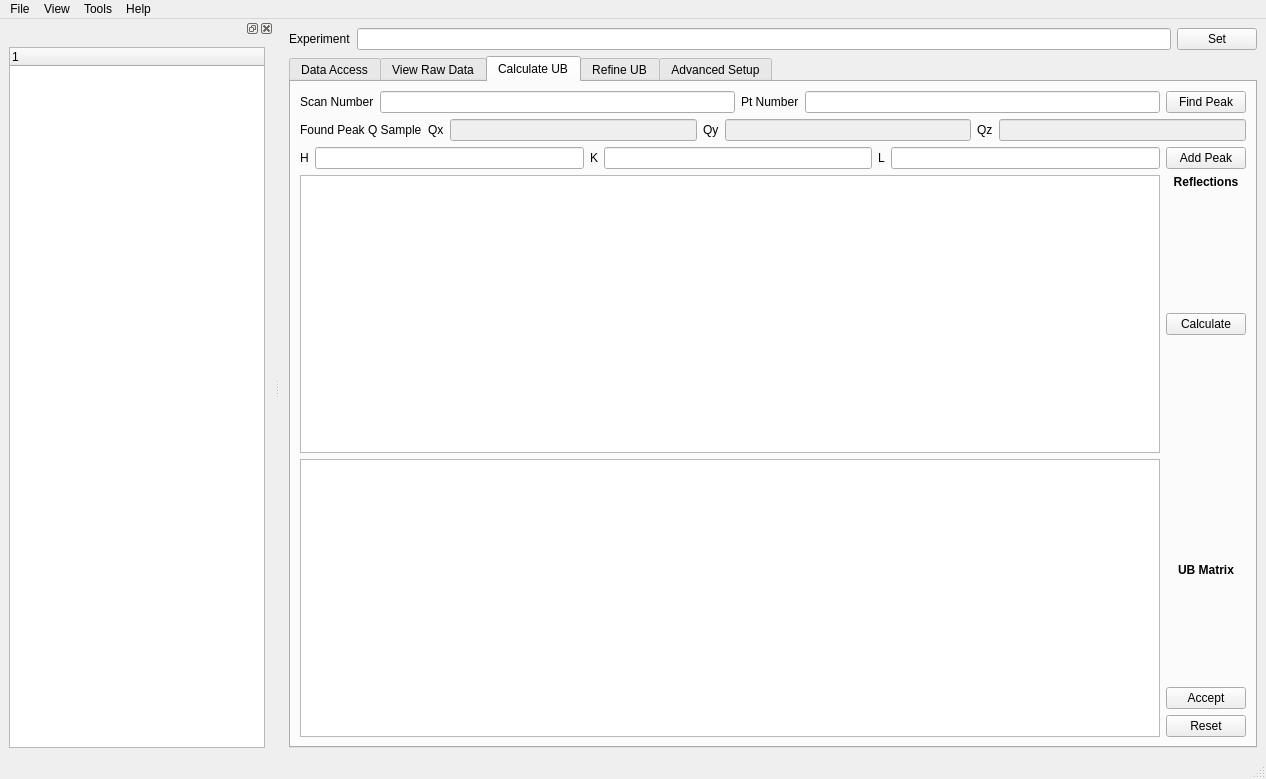
Old version of the form Code/Mantid/scripts/HFIR_4Circle_Reduction/MainWindow.ui in the repository mantidproject/mantid.
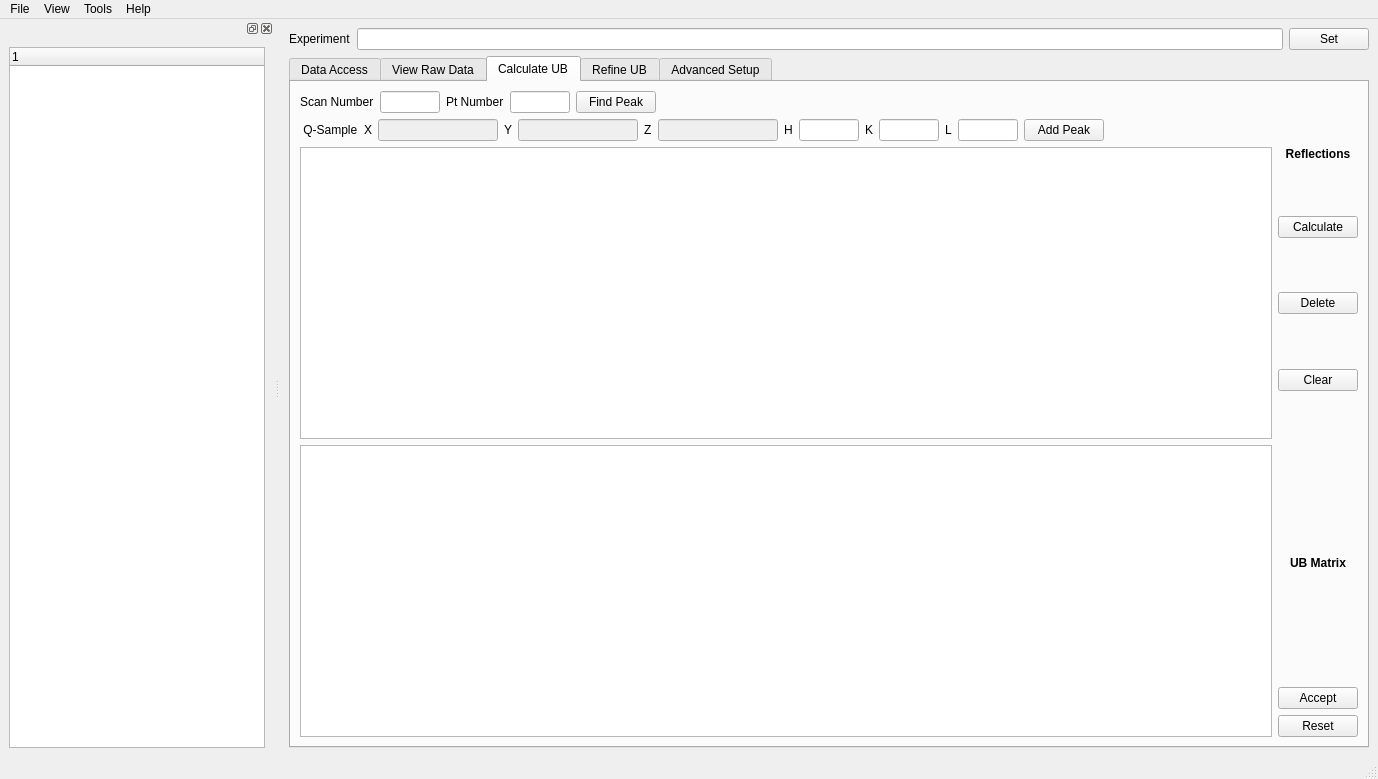
New version of the form. The open tabs and pages were chosen to show the change. Custom widgets are drawn as their Qt base class.

Patch:
```diff
--- a/Code/Mantid/scripts/HFIR_4Circle_Reduction/MainWindow.ui
+++ b/Code/Mantid/scripts/HFIR_4Circle_Reduction/MainWindow.ui
@@ -6,7 +6,7 @@
    <rect>
     <x>0</x>
     <y>0</y>
-    <width>1266</width>
+    <width>1378</width>
     <height>779</height>
    </rect>
   </property>
@@ -619,7 +619,20 @@
                  </widget>
                 </item>
                 <item>
-                 <widget class="QLineEdit" name="lineEdit_scanNumber"/>
+                 <widget class="QLineEdit" name="lineEdit_scanNumber">
+                  <property name="sizePolicy">
+                   <sizepolicy hsizetype="Preferred" vsizetype="Fixed">
+                    <horstretch>0</horstretch>
+                    <verstretch>0</verstretch>
+                   </sizepolicy>
+                  </property>
+                  <property name="maximumSize">
+                   <size>
+                    <width>60</width>
+                    <height>16777215</height>
+                   </size>
+                  </property>
+                 </widget>
                 </item>
                 <item>
                  <widget class="QLabel" name="label_PtNo">
@@ -629,7 +642,20 @@
                  </widget>
                 </item>
                 <item>
-                 <widget class="QLineEdit" name="lineEdit_ptNumber"/>
+                 <widget class="QLineEdit" name="lineEdit_ptNumber">
+                  <property name="sizePolicy">
+                   <sizepolicy hsizetype="Preferred" vsizetype="Fixed">
+                    <horstretch>0</horstretch>
+                    <verstretch>0</verstretch>
+                   </sizepolicy>
+                  </property>
+                  <property name="maximumSize">
+                   <size>
+                    <width>60</width>
+                    <height>16777215</height>
+                   </size>
+                  </property>
+                 </widget>
                 </item>
                 <item>
                  <widget class="QPushButton" name="pushButton_findPeak">
@@ -638,21 +664,37 @@
                   </property>
                  </widget>
                 </item>
+                <item>
+                 <spacer name="horizontalSpacer_8">
+                  <property name="orientation">
+                   <enum>Qt::Horizontal</enum>
+                  </property>
+                  <property name="sizeHint" stdset="0">
+                   <size>
+                    <width>40</width>
+                    <height>20</height>
+                   </size>
+                  </property>
+                 </spacer>
+                </item>
                </layout>
               </item>
               <item>
-               <layout class="QHBoxLayout" name="horizontalLayout_10">
+               <layout class="QHBoxLayout" name="horizontalLayout_10"/>
+              </item>
+              <item>
+               <layout class="QHBoxLayout" name="horizontalLayout_12">
                 <item>
                  <widget class="QLabel" name="label_7">
                   <property name="text">
-                   <string>Found Peak Q Sample</string>
+                   <string> Q-Sample</string>
                   </property>
                  </widget>
                 </item>
                 <item>
                  <widget class="QLabel" name="label_8">
                   <property name="text">
-                   <string>Qx</string>
+                   <string>X</string>
                   </property>
                  </widget>
                 </item>
@@ -661,12 +703,18 @@
                   <property name="enabled">
                    <bool>false</bool>
                   </property>
+                  <property name="maximumSize">
+                   <size>
+                    <width>120</width>
+                    <height>16777215</height>
+                   </size>
+                  </property>
                  </widget>
                 </item>
                 <item>
                  <widget class="QLabel" name="label_9">
                   <property name="text">
-                   <string>Qy</string>
+                   <string>Y</string>
                   </property>
                  </widget>
                 </item>
@@ -675,12 +723,18 @@
                   <property name="enabled">
                    <bool>false</bool>
                   </property>
+                  <property name="maximumSize">
+                   <size>
+                    <width>120</width>
+                    <height>16777215</height>
+                   </size>
+                  </property>
                  </widget>
                 </item>
                 <item>
                  <widget class="QLabel" name="label_10">
                   <property name="text">
-                   <string>Qz</string>
+                   <string>Z</string>
                   </property>
                  </widget>
                 </item>
@@ -689,12 +743,14 @@
                   <property name="enabled">
                    <bool>false</bool>
                   </property>
+                  <property name="maximumSize">
+                   <size>
+                    <width>120</width>
+                    <height>16777215</height>
+                   </size>
+                  </property>
                  </widget>
                 </item>
-               </layout>
-              </item>
-              <item>
-               <layout class="QHBoxLayout" name="horizontalLayout_12">
                 <item>
                  <widget class="QLabel" name="label_12">
                   <property name="text">
@@ -703,7 +759,14 @@
                  </widget>
                 </item>
                 <item>
-                 <widget class="QLineEdit" name="lineEdit_H"/>
+                 <widget class="QLineEdit" name="lineEdit_H">
+                  <property name="maximumSize">
+                   <size>
+                    <width>60</width>
+                    <height>40</height>
+                   </size>
+                  </property>
+                 </widget>
                 </item>
                 <item>
                  <widget class="QLabel" name="label_11">
@@ -713,7 +776,14 @@
                  </widget>
                 </item>
                 <item>
-                 <widget class="QLineEdit" name="lineEdit_K"/>
+                 <widget class="QLineEdit" name="lineEdit_K">
+                  <property name="maximumSize">
+                   <size>
+                    <width>60</width>
+                    <height>16777215</height>
+                   </size>
+                  </property>
+                 </widget>
                 </item>
                 <item>
                  <widget class="QLabel" name="label_6">
@@ -723,7 +793,14 @@
                  </widget>
                 </item>
                 <item>
-                 <widget class="QLineEdit" name="lineEdit_L"/>
+                 <widget class="QLineEdit" name="lineEdit_L">
+                  <property name="maximumSize">
+                   <size>
+                    <width>60</width>
+                    <height>16777215</height>
+                   </size>
+                  </property>
+                 </widget>
                 </item>
                 <item>
                  <widget class="QPushButton" name="pushButton_addPeakToCalUB">
@@ -732,6 +809,19 @@
                   </property>
                  </widget>
                 </item>
+                <item>
+                 <spacer name="horizontalSpacer_9">
+                  <property name="orientation">
+                   <enum>Qt::Horizontal</enum>
+                  </property>
+                  <property name="sizeHint" stdset="0">
+                   <size>
+                    <width>40</width>
+                    <height>20</height>
+                   </size>
+                  </property>
+                 </spacer>
+                </item>
                </layout>
               </item>
               <item>
@@ -777,6 +867,46 @@
                     </property>
                    </widget>
                   </item>
+                  <item>
+                   <spacer name="verticalSpacer_9">
+                    <property name="orientation">
+                     <enum>Qt::Vertical</enum>
+                    </property>
+                    <property name="sizeHint" stdset="0">
+                     <size>
+                      <width>20</width>
+                      <height>40</height>
+                     </size>
+                    </property>
+                   </spacer>
+                  </item>
+                  <item>
+                   <widget class="QPushButton" name="pushButton_3">
+                    <property name="text">
+                     <string>Delete</string>
+                    </property>
+                   </widget>
+                  </item>
+                  <item>
+                   <spacer name="verticalSpacer_10">
+                    <property name="orientation">
+                     <enum>Qt::Vertical</enum>
+                    </property>
+                    <property name="sizeHint" stdset="0">
+                     <size>
+                      <width>20</width>
+                      <height>40</height>
+                     </size>
+                    </property>
+                   </spacer>
+                  </item>
+                  <item>
+                   <widget class="QPushButton" name="pushButton_4">
+                    <property name="text">
+                     <string>Clear</string>
+                    </property>
+                   </widget>
+                  </item>
                   <item>
                    <spacer name="verticalSpacer_7">
                     <property name="orientation">
@@ -1165,7 +1295,7 @@
     <rect>
      <x>0</x>
      <y>0</y>
-     <width>1266</width>
+     <width>1378</width>
      <height>25</height>
     </rect>
    </property>
```
Left out of the diff: 2 changed lines with no effect on the pictures.
